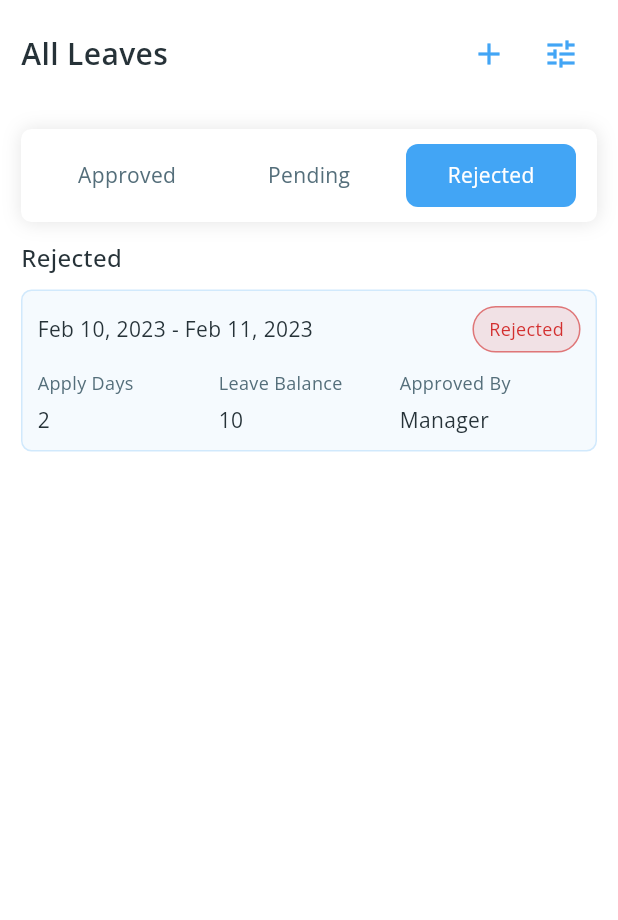
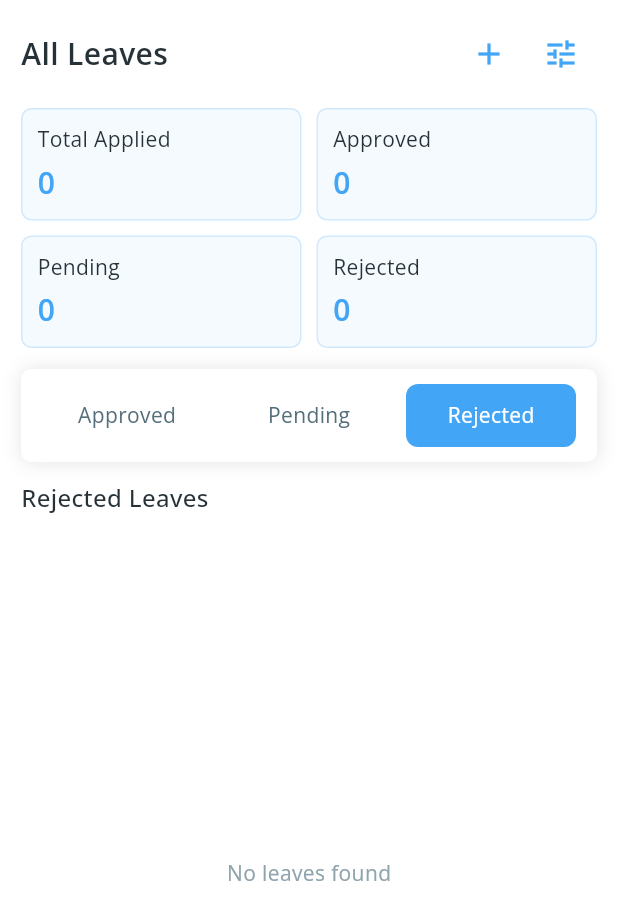
Before and after one commit to narendrasinghrajawat-dev/ams_flutter, a Flutter app: the UserLeavesScreen widget shown alone on an empty page, opened directly, after a tap on "Pending", after a tap on "Rejected", on a phone screen of 412 x 824 dp. Shown: the top 920 px of the screen. Run offline on Flutter 3.47's test engine with Material 3 defaults, Android fonts, the phone set to English and light mode, and no system bars; our stand-ins replace device_info_plus, flutter_dotenv, geolocator, get, get_storage, google_fonts; accounts and stored records are empty; network calls fail; statements that could not run were skipped.

Commit message:
create user form and show dynamic data in user leaves screen

```diff
--- a/lib/models/apply_leave_request.dart
+++ b/lib/models/apply_leave_request.dart
@@ -1,14 +1,33 @@
 class ApplyLeaveRequest {
+  // Optional fields for database/backend identification
+  final String? key;
+  final String? id;
+  final String? rev;
+
+  // Required fields for creating a new leave request
   final String userKey;
   final String startDate;     // e.g. "2025-11-21"
   final String endDate;       // e.g. "2025-11-23"
   final String reason;
   final String leaveType;     // e.g. "Sick", "Casual"
-  final int numberOfLeaves;
+  final double numberOfLeaves; // Changed to double to handle half days (e.g., 0.5, 1.5)
   final bool isFullDay;
   final bool isHalfDay;
 
+  // Fields set by the system/approver (optional upon creation, present upon retrieval)
+  final String? leaveStatus;     // e.g. "Pending", "Approved", "Rejected"
+  final String? actionDate;      // Date status was set, e.g. "2025-11-23"
+
+  final String? approverByName;  // Name of the approver
+  final String? approverByKey;   // Key/ID of the approver
+
+  // --- Constructor ---
+
+  // Main constructor to initialize all fields. Optional fields should be nullable.
   ApplyLeaveRequest({
+    this.key,
+    this.id,
+    this.rev,
     required this.userKey,
     required this.startDate,
     required this.endDate,
@@ -17,10 +36,64 @@ class ApplyLeaveRequest {
     required this.numberOfLeaves,
     required this.isFullDay,
     required this.isHalfDay,
+    this.leaveStatus,
+    this.actionDate,
+    this.approverByName,
+    this.approverByKey,
   });
 
+  // --- Factory Constructor for fromJson ---
+
+  factory ApplyLeaveRequest.fromJson(Map<String, dynamic> json) {
+    print('ApplyLeaveRequest json is the $json');
+
+    // Helper for safe string
+    String _s(dynamic v) => v?.toString() ?? '';
+
+    // Helper for optional string
+    String? _sOrNull(dynamic v) => v == null ? null : v.toString();
+
+    return ApplyLeaveRequest(
+      // DB fields
+      key: _sOrNull(json['_key'] ?? json['key']),
+      id: _sOrNull(json['_id'] ?? json['id']),
+      rev: _sOrNull(json['_rev'] ?? json['rev']),
+
+      // Core request fields (non-nullable in most models -> give defaults)
+      userKey: _s(json['userKey']),
+      startDate: _s(json['fromDate'] ?? json['startDate']),
+      endDate: _s(json['toDate'] ?? json['endDate']),
+      reason: _s(json['reason']),
+      leaveType: _s(json['type'] ?? json['leaveType']),
+
+      // If backend doesn’t send numberOfLeaves, default to 0.0
+      numberOfLeaves: (json['numberOfLeaves'] is num)
+          ? (json['numberOfLeaves'] as num).toDouble()
+          : 0.0,
+
+      // Booleans (API uses `ishalfDay` and `isFullDay`)
+      isFullDay: (json['isFullDay'] ?? json['isfullDay'] ?? false) as bool,
+      isHalfDay: (json['isHalfDay'] ?? json['ishalfDay'] ?? false) as bool,
+
+      // Status / metadata
+      leaveStatus: _sOrNull(json['status'] ?? json['leaveStatus']),
+      actionDate: _sOrNull(json['appliedAt'] ?? json['actionDate']),
+      approverByName: _sOrNull(json['approverByName']),
+      approverByKey: _sOrNull(json['approverByKey']),
+    );
+  }
+
+  // --- Method for toJson ---
+
+  // Includes all fields, even the optional ones, for saving/updating the object.
   Map<String, dynamic> toJson() {
     return {
+      // Optional database/backend fields
+      if (key != null) 'key': key,
+      if (id != null) 'id': id,
+      if (rev != null) 'rev': rev,
+
+      // Core Request fields
       'userKey': userKey,
       'startDate': startDate,
       'endDate': endDate,
@@ -29,6 +102,12 @@ class ApplyLeaveRequest {
       'numberOfLeaves': numberOfLeaves,
       'isFullDay': isFullDay,
       'isHalfDay': isHalfDay,
+
+      // Status/Approval fields - only include if not null
+      if (leaveStatus != null) 'leaveStatus': leaveStatus,
+      if (actionDate != null) 'actionDate': actionDate,
+      if (approverByName != null) 'approverByName': approverByName,
+      if (approverByKey != null) 'approverByKey': approverByKey,
     };
   }
 }
--- a/lib/views/user/user_screens/forms/user_apply_leaves_form.dart
+++ b/lib/views/user/user_screens/forms/user_apply_leaves_form.dart
@@ -123,10 +123,12 @@ class _UserApplyLeavesFormState extends State<UserApplyLeavesForm> {
       endDate: _formatDate(_endDate),
       reason: _reasonC.text.trim(),
       leaveType: _leaveType,
-      numberOfLeaves: numberOfLeaves,
+      numberOfLeaves: numberOfLeaves.toDouble(),
       isFullDay: _isFullDay,
       isHalfDay: _isHalfDay,
     );
+
+    print('res is the ${req.toJson()}');
 
     final ok = await _userController.applyLeave(req);
 
--- a/lib/views/user/user_screens/user_leaves_screen.dart
+++ b/lib/views/user/user_screens/user_leaves_screen.dart
@@ -1,8 +1,10 @@
+import 'package:attedance_management_system/models/apply_leave_request.dart';
 import 'package:attedance_management_system/views/user/user_screens/forms/user_apply_leaves_form.dart';
 import 'package:attedance_management_system/widgets/card/common_card.dart';
 import 'package:attedance_management_system/widgets/container/common_container.dart';
 import 'package:flutter/material.dart';
 import 'package:get/get.dart';
+
 import '../../../controller/user_controller.dart';
 import '../../../core/constants/app_theme_colors.dart';
 import '../../../widgets/common/common_dialong_box.dart';
@@ -16,89 +18,13 @@ class UserLeavesScreen extends StatefulWidget {
 }
 
 class _UserLeavesScreenState extends State<UserLeavesScreen> {
-  int _activeTab = 0; // 0 = Approved, 1 = Pending, 2 = Rejected
-
+  /// 0 = Approved, 1 = Pending, 2 = Rejected
+  int _activeTab = 0;
 
   final UserController _userController = Get.find<UserController>();
 
-
-  // Summary values (you can compute these dynamically from the lists)
-  List<Map<String, dynamic>> _summary = [
-  ];
-
-  // Dummy leave items grouped by status
-  final List<Map<String, dynamic>> _approved = [
-    {
-      'range': 'Apr 15, 2023 - Apr 18, 2023',
-      'days': 3,
-      'balance': 16,
-      'approvedBy': 'Martin Deo',
-      'status': 'Approved'
-    },
-    {
-      'range': 'Mar 02, 2023 - Mar 03, 2023',
-      'days': 2,
-      'balance': 18,
-      'approvedBy': 'HR',
-      'status': 'Approved'
-    },
-  ];
-
-  final List<Map<String, dynamic>> _pending = [
-    {
-      'range': 'May 05, 2023 - May 06, 2023',
-      'days': 2,
-      'balance': 14,
-      'approvedBy': 'Manager',
-      'status': 'Pending'
-    },
-    {
-      'range': 'Jun 01, 2023 - Jun 02, 2023',
-      'days': 2,
-      'balance': 12,
-      'approvedBy': '-',
-      'status': 'Pending'
-    },
-  ];
-
-  final List<Map<String, dynamic>> _rejected = [
-    {
-      'range': 'Feb 10, 2023 - Feb 11, 2023',
-      'days': 2,
-      'balance': 10,
-      'approvedBy': 'Manager',
-      'status': 'Rejected'
-    },
-  ];
-
-  List<Map<String, dynamic>> get _activeList {
-    if (_activeTab == 0) return _approved;
-    if (_activeTab == 1) return _pending;
-    return _rejected;
-  }
-
-
-  @override
-  void initState() {
-    // TODO: implement initState
-    super.initState();
-
-    final filteredLeavesList = _userController.filteredLeavesList;
-
-    _summary = [
-      // {'title': 'Leave Balance', 'value': filteredLeavesList.first.totalLeaves.toString()},
-      // {'title': 'Leave Available', 'value': filteredLeavesList.first.availableLeaves.toString()},
-      // {'title': 'Leave Pending', 'value': filteredLeavesList.first.pendingLeaves.toString()},
-      // {'title': 'Leave Rejected', 'value': filteredLeavesList.first.rejectedLeaves.toString()},
-    ];
-
-  }
-
-
-
   @override
   Widget build(BuildContext context) {
-
     return SafeArea(
       child: Padding(
         padding: const EdgeInsets.symmetric(horizontal: 14.0, vertical: 12),
@@ -107,21 +33,22 @@ class _UserLeavesScreenState extends State<UserLeavesScreen> {
             // Header row
             Row(
               children: [
-                AppTextWidget.large('All Leaves', color: AppThemeColors.textPrimaryColor),
+                AppTextWidget.large('All Leaves',
+                    color: AppThemeColors.textPrimaryColor),
                 const Spacer(),
                 IconButton(
                   onPressed: () {
                     showCommonDialog(
                       context: context,
-                      child: UserApplyLeavesForm(
-
-                      )
+                      child: const UserApplyLeavesForm(),
                     );
                   },
                   icon: Icon(Icons.add, color: AppThemeColors.iconColor),
                 ),
                 IconButton(
-                  onPressed: () {},
+                  onPressed: () {
+                    // TODO: filter/sorting if needed
+                  },
                   icon: Icon(Icons.tune, color: AppThemeColors.iconColor),
                 ),
               ],
@@ -129,12 +56,65 @@ class _UserLeavesScreenState extends State<UserLeavesScreen> {
 
             const SizedBox(height: 12),
 
+            // Everything below depends on controller data
+            Obx(() {
+              final List<ApplyLeaveRequest> all =
+                  _userController.filteredAppliedLeavesList;
+
+              // Group by status (lowercase for safety)
+              final approved = all
+                  .where((e) =>
+              (e.leaveStatus ?? '').toLowerCase() == 'approved')
+                  .toList();
+              final pending = all
+                  .where((e) =>
+              (e.leaveStatus ?? '').toLowerCase() == 'pending')
+                  .toList();
+              final rejected = all
+                  .where((e) =>
+              (e.leaveStatus ?? '').toLowerCase() == 'rejected')
+                  .toList();
+
+              // Active list based on tab
+              List<ApplyLeaveRequest> activeList;
+              if (_activeTab == 0) {
+                activeList = approved;
+              } else if (_activeTab == 1) {
+                activeList = pending;
+              } else {
+                activeList = rejected;
+              }
+
+              // Build summary cards data (dynamic)
+              final summary = [
+                {
+                  'title': 'Total Applied',
+                  'value': all.length.toString(),
+                },
+                {
+                  'title': 'Approved',
+                  'value': approved.length.toString(),
+                },
+                {
+                  'title': 'Pending',
+                  'value': pending.length.toString(),
+                },
+                {
+                  'title': 'Rejected',
+                  'value': rejected.length.toString(),
+                },
+              ];
+
+              return Expanded(
+                child: Column(
+                  children: [
                     // Summary 2x2 grid
                     GridView.builder(
                       shrinkWrap: true,
                       physics: const NeverScrollableScrollPhysics(),
-              itemCount: _summary.length,
-              gridDelegate: const SliverGridDelegateWithFixedCrossAxisCount(
+                      itemCount: summary.length,
+                      gridDelegate:
+                      const SliverGridDelegateWithFixedCrossAxisCount(
                         crossAxisCount: 2,
                         mainAxisExtent: 75,
                         mainAxisSpacing: 10,
@@ -142,10 +122,10 @@ class _UserLeavesScreenState extends State<UserLeavesScreen> {
                         childAspectRatio: 1.6,
                       ),
                       itemBuilder: (ctx, idx) {
-                final s = _summary[idx];
+                        final s = summary[idx];
                         return _SummaryCard(
                           title: s['title']!,
-                    value: s['value']!
+                          value: s['value']!,
                         );
                       },
                     ),
@@ -165,28 +145,44 @@ class _UserLeavesScreenState extends State<UserLeavesScreen> {
 
                     const SizedBox(height: 12),
 
-            // List heading + container
+                    // List heading
                     Align(
                       alignment: Alignment.centerLeft,
                       child: AppTextWidget.medium(
-                _activeTab == 0 ? 'Approved' : (_activeTab == 1 ? 'Pending' : 'Rejected'),
+                        _activeTab == 0
+                            ? 'Approved Leaves'
+                            : (_activeTab == 1
+                            ? 'Pending Leaves'
+                            : 'Rejected Leaves'),
                         color: AppThemeColors.textPrimaryColor,
                       ),
                     ),
                     const SizedBox(height: 10),
 
-            // List of leave cards
+                    // List of leave cards / empty state
                     Expanded(
-              child: ListView.separated(
+                      child: activeList.isEmpty
+                          ? Center(
+                        child: AppTextWidget.small(
+                          'No leaves found',
+                          color: AppThemeColors.muted,
+                        ),
+                      )
+                          : ListView.separated(
                         physics: const BouncingScrollPhysics(),
-                itemCount: _activeList.length,
-                separatorBuilder: (_, __) => const SizedBox(height: 10),
+                        itemCount: activeList.length,
+                        separatorBuilder: (_, __) =>
+                        const SizedBox(height: 10),
                         itemBuilder: (ctx, idx) {
-                  final item = _activeList[idx];
-                  return _LeaveCard(item: item);
+                          final leave = activeList[idx];
+                          return _LeaveCard(leave: leave);
                         },
                       ),
                     ),
+                  ],
+                ),
+              );
+            }),
           ],
         ),
       ),
@@ -202,11 +198,17 @@ class _UserLeavesScreenState extends State<UserLeavesScreen> {
           height: 42,
           margin: const EdgeInsets.symmetric(horizontal: 4),
           decoration: BoxDecoration(
-            color: selected ? AppThemeColors.primaryColor : Colors.transparent,
+            color:
+            selected ? AppThemeColors.primaryColor : Colors.transparent,
             borderRadius: BorderRadius.circular(8),
           ),
           alignment: Alignment.center,
-          child: AppTextWidget.small(label, color: selected ? AppThemeColors.whiteColor : AppThemeColors.textSecondaryColor),
+          child: AppTextWidget.small(
+            label,
+            color: selected
+                ? AppThemeColors.whiteColor
+                : AppThemeColors.textSecondaryColor,
+          ),
         ),
       ),
     );
@@ -217,7 +219,8 @@ class _SummaryCard extends StatelessWidget {
   final String title;
   final String value;
 
-  const _SummaryCard({required this.title, required this.value, Key? key}) : super(key: key);
+  const _SummaryCard({required this.title, required this.value, Key? key})
+      : super(key: key);
 
   @override
   Widget build(BuildContext context) {
@@ -235,67 +238,159 @@ class _SummaryCard extends StatelessWidget {
 }
 
 class _LeaveCard extends StatelessWidget {
-  final Map<String, dynamic> item;
-  const _LeaveCard({required this.item, Key? key}) : super(key: key);
+  final ApplyLeaveRequest leave;
+  const _LeaveCard({required this.leave, Key? key}) : super(key: key);
 
   Color _statusColor(String s) {
-    if (s.toLowerCase() == 'approved') return AppThemeColors.successColor;
-    if (s.toLowerCase() == 'pending') return AppThemeColors.warningColor;
-    if (s.toLowerCase() == 'rejected' || s.toLowerCase() == 'cancelled') return AppThemeColors.errorColor;
+    final lower = s.toLowerCase();
+    if (lower == 'approved') return AppThemeColors.successColor;
+    if (lower == 'pending') return AppThemeColors.warningColor;
+    if (lower == 'rejected' || lower == 'cancelled') {
+      return AppThemeColors.errorColor;
+    }
     return AppThemeColors.muted;
   }
 
   @override
   Widget build(BuildContext context) {
-    final status = (item['status'] ?? '').toString();
+    final status = (leave.leaveStatus ?? 'pending');
+    final color = _statusColor(status);
+
+    // Range text
+    final from = leave.startDate ?? '';
+    final to = leave.endDate ?? '';
+    final range = (from.isNotEmpty && to.isNotEmpty)
+        ? (from == to ? from : '$from - $to')
+        : (from.isNotEmpty ? from : (to.isNotEmpty ? to : '-'));
+
+    // Leaves count as nice string
+    final days = leave.numberOfLeaves;
+    String daysStr;
+    if (days == null) {
+      daysStr = '-';
+    } else if (days % 1 == 0) {
+      daysStr = days.toInt().toString();
+    } else {
+      daysStr = days.toStringAsFixed(1);
+    }
+
+    final appliedAt = leave.actionDate ?? ''; // e.g. 2025-12-04T13:13...
+
     return CommonCardWidget(
       child: Column(
         crossAxisAlignment: CrossAxisAlignment.start,
         children: [
-            // Top row: date range and status chip
+          // Top row: date range & status chip
           Row(
             children: [
-                Expanded(child: AppTextWidget.small(item['range'] ?? '-', color: AppThemeColors.textPrimaryColor)),
+              Expanded(
+                child: AppTextWidget.small(
+                  range,
+                  color: AppThemeColors.textPrimaryColor,
+                ),
+              ),
               Container(
-                  padding: const EdgeInsets.symmetric(horizontal: 10, vertical: 6),
+                padding:
+                const EdgeInsets.symmetric(horizontal: 10, vertical: 6),
                 decoration: BoxDecoration(
-                    color: _statusColor(status).withOpacity(0.12),
+                  color: color.withOpacity(0.12),
                   borderRadius: BorderRadius.circular(16),
-                    border: Border.all(color: _statusColor(status).withOpacity(0.6)),
+                  border: Border.all(color: color.withOpacity(0.6)),
                 ),
-                  child: AppTextWidget.verySmall(status.capitalizeFirst ?? status, color: _statusColor(status)),
-                )
+                child: AppTextWidget.verySmall(
+                  status.capitalizeFirst ?? status,
+                  color: color,
+                ),
+              ),
             ],
           ),
 
-            const SizedBox(height: 12),
+          const SizedBox(height: 8),
 
-            // detail row
+          // Leave type + applied at
+          Row(
+            children: [
+              Icon(Icons.event_note,
+                  size: 16, color: AppThemeColors.iconColor),
+              const SizedBox(width: 4),
+              AppTextWidget.small(
+                leave.leaveType ?? '-',
+                color: AppThemeColors.textPrimaryColor,
+              ),
+              const Spacer(),
+              if (appliedAt.isNotEmpty) ...[
+                Icon(Icons.access_time,
+                    size: 14, color: AppThemeColors.iconColor),
+                const SizedBox(width: 4),
+                AppTextWidget.verySmall(
+                  appliedAt,
+                  color: AppThemeColors.muted,
+                ),
+              ],
+            ],
+          ),
+
+          const SizedBox(height: 10),
+
+          // Detail row: days, full/half, approver
           Row(
             children: [
               Expanded(
-                  child: Column(crossAxisAlignment: CrossAxisAlignment.start, children: [
-                    AppTextWidget.verySmall('Apply Days', color: AppThemeColors.textSecondaryColor),
-                    const SizedBox(height: 6),
-                    AppTextWidget.small('${item['days'] ?? '-'}', color: AppThemeColors.textPrimaryColor),
-                  ]),
+                child: Column(
+                  crossAxisAlignment: CrossAxisAlignment.start,
+                  children: [
+                    AppTextWidget.verySmall('Applied Days',
+                        color: AppThemeColors.textSecondaryColor),
+                    const SizedBox(height: 4),
+                    AppTextWidget.small(daysStr,
+                        color: AppThemeColors.textPrimaryColor),
+                  ],
+                ),
               ),
               Expanded(
-                  child: Column(crossAxisAlignment: CrossAxisAlignment.start, children: [
-                    AppTextWidget.verySmall('Leave Balance', color: AppThemeColors.textSecondaryColor),
-                    const SizedBox(height: 6),
-                    AppTextWidget.small('${item['balance'] ?? '-'}', color: AppThemeColors.textPrimaryColor),
-                  ]),
+                child: Column(
+                  crossAxisAlignment: CrossAxisAlignment.start,
+                  children: [
+                    AppTextWidget.verySmall('Mode',
+                        color: AppThemeColors.textSecondaryColor),
+                    const SizedBox(height: 4),
+                    AppTextWidget.small(
+                      leave.isHalfDay == true ? 'Half Day' : 'Full Day',
+                      color: AppThemeColors.textPrimaryColor,
+                    ),
+                  ],
+                ),
               ),
               Expanded(
-                  child: Column(crossAxisAlignment: CrossAxisAlignment.start, children: [
-                    AppTextWidget.verySmall('Approved By', color: AppThemeColors.textSecondaryColor),
-                    const SizedBox(height: 6),
-                    AppTextWidget.small('${item['approvedBy'] ?? '-'}', color: AppThemeColors.textPrimaryColor),
-                  ]),
+                child: Column(
+                  crossAxisAlignment: CrossAxisAlignment.start,
+                  children: [
+                    AppTextWidget.verySmall('Approved By',
+                        color: AppThemeColors.textSecondaryColor),
+                    const SizedBox(height: 4),
+                    AppTextWidget.small(
+                      leave.approverByName ?? '-',
+                      color: AppThemeColors.textPrimaryColor,
                     ),
                   ],
-            )
+                ),
+              ),
+            ],
+          ),
+
+          const SizedBox(height: 10),
+
+          // Reason (one or two lines)
+          if ((leave.reason ?? '').isNotEmpty) ...[
+            AppTextWidget.verySmall('Reason',
+                color: AppThemeColors.textSecondaryColor),
+            const SizedBox(height: 4),
+            AppTextWidget.small(
+              leave.reason ?? '',
+              color: AppThemeColors.textPrimaryColor,
+              maxLines: 2,
+            ),
+          ],
         ],
       ),
     );
```
Also changed, not shown: lib/controller/user_controller.dart (+22 -3 lines), lib/services/user/user_services.dart (+5 -4 lines). Lines whose indentation alone changed are shown as unchanged.
